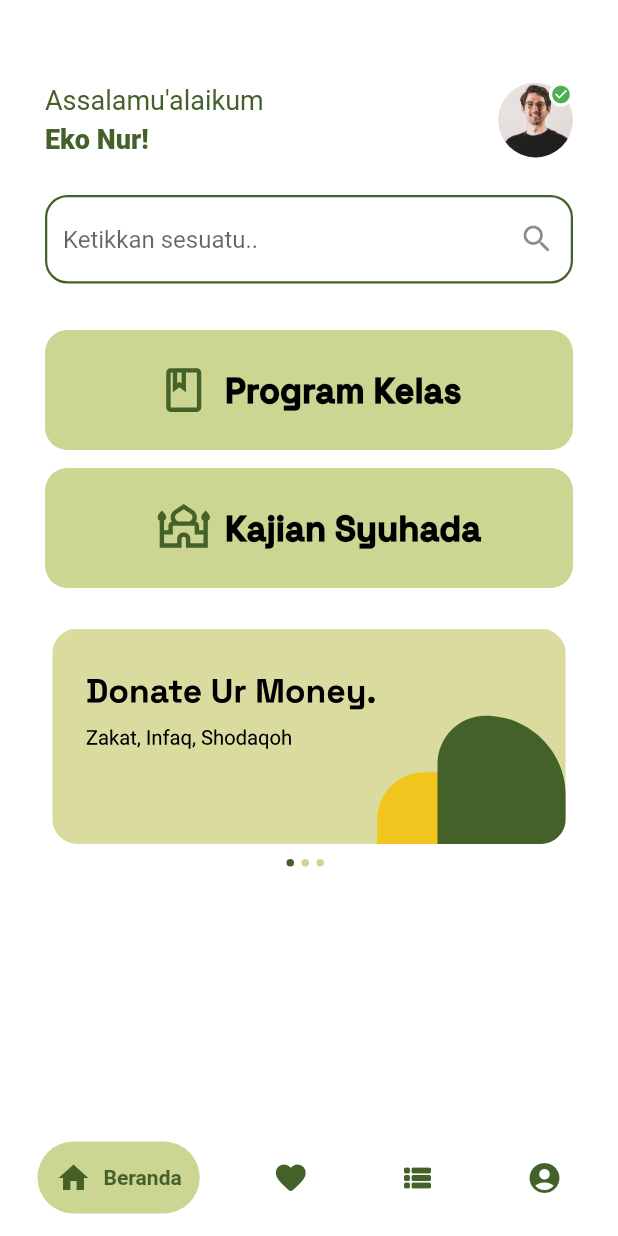
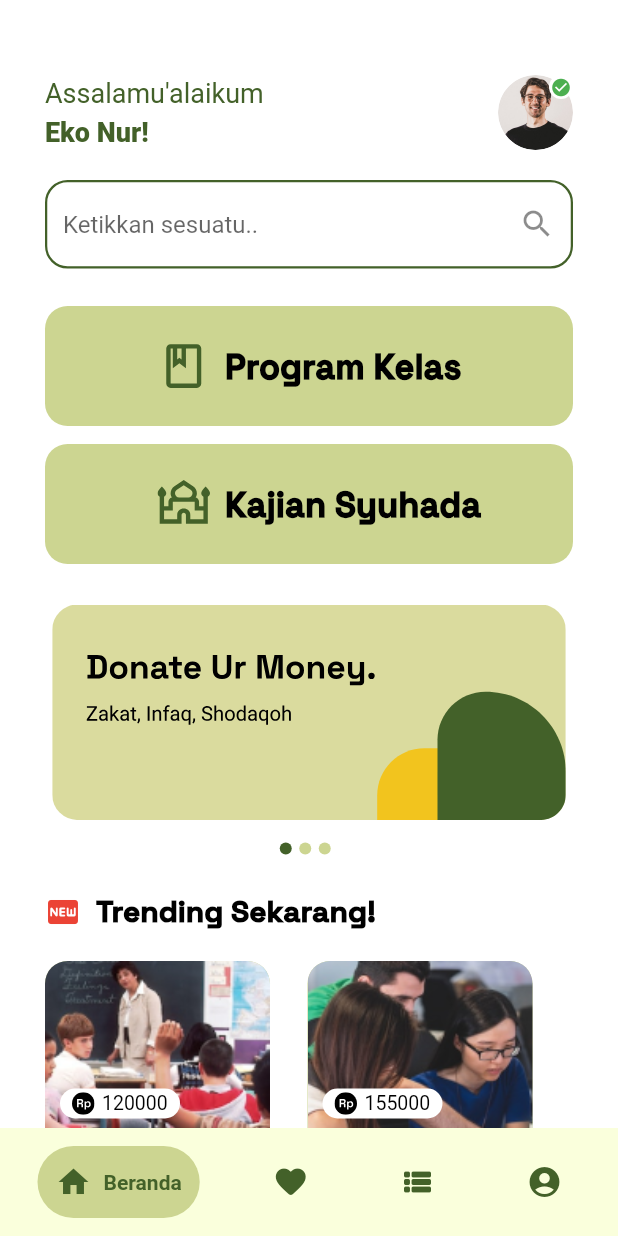
Before and after one commit to Syuhada-Apps/mobile-flutter, a Flutter app: the HomePage screen opened by its route, on a phone screen of 412 x 824 dp. Run offline on Flutter 3.47's test engine with Material 2 defaults, Android fonts, the phone set to English and light mode, and no system bars; drawn by our look-alikes of carousel_slider, google_nav_bar; our stand-ins replace flutter_otp_text_field, flutter_svg, google_fonts.

Commit message:
homepage completed

```diff
--- a/lib/ui/pages/home.dart
+++ b/lib/ui/pages/home.dart
@@ -4,6 +4,7 @@ import 'package:flutter_svg/flutter_svg.dart';
 import 'package:google_nav_bar/google_nav_bar.dart';
 import 'package:syuhada_apps/shared/theme.dart';
 import 'package:syuhada_apps/ui/widgets/home_services.dart';
+import 'package:syuhada_apps/ui/widgets/home_trending.dart';
 
 class HomePage extends StatefulWidget {
   const HomePage({super.key});
@@ -21,11 +22,11 @@ class _HomePageState extends State<HomePage> {
     return Scaffold(
       backgroundColor: whiteColor,
       bottomNavigationBar: Container(
-        color: whiteColor,
+        color: welcomeColor,
         child: Padding(
-          padding: const EdgeInsets.symmetric(horizontal: 25, vertical: 15),
+          padding: const EdgeInsets.symmetric(horizontal: 25, vertical: 12),
           child: GNav(
-            backgroundColor: whiteColor,
+            backgroundColor: welcomeColor,
             color: greenDarkColor,
             activeColor: greenDarkColor,
             tabBackgroundColor: greenLightColor,
@@ -62,6 +63,7 @@ class _HomePageState extends State<HomePage> {
           buildSearch(),
           buildServices(),
           buildAds(),
+          buildTrending()
         ],
       ),
     );
@@ -69,7 +71,7 @@ class _HomePageState extends State<HomePage> {
 
   Widget buildProfile() {
     return Container(
-      margin: const EdgeInsets.only(top: 55),
+      margin: const EdgeInsets.only(top: 50),
       child: Row(
         mainAxisAlignment: MainAxisAlignment.spaceBetween,
         children: [
@@ -123,11 +125,13 @@ class _HomePageState extends State<HomePage> {
 
   Widget buildSearch() {
     return Container(
-      margin: EdgeInsets.only(top: 25),
+      margin: EdgeInsets.only(top: 20),
       child: TextField(
         decoration: InputDecoration(
           suffixIcon: Icon(Icons.search),
           hintText: 'Ketikkan sesuatu..',
+          filled: true,
+          fillColor: whiteColor,
           focusedBorder: OutlineInputBorder(
             borderSide: BorderSide(width: 1.5, color: greenDarkColor),
             borderRadius: BorderRadius.circular(15),
@@ -142,7 +146,7 @@ class _HomePageState extends State<HomePage> {
 
   Widget buildServices() {
     return Container(
-      margin: EdgeInsets.only(top: 31),
+      margin: EdgeInsets.only(top: 25),
       child: Column(
         children: [
           HomeServicesItem(
@@ -178,7 +182,7 @@ class _HomePageState extends State<HomePage> {
                 ),
 
                 SvgPicture.asset(
-                  'assets/img_carousel1.svg',
+                  'assets/img_carousel2.svg',
                   //infinity agar responsive
                   height: double.infinity,
                   fit: BoxFit.contain,
@@ -186,7 +190,7 @@ class _HomePageState extends State<HomePage> {
                 ),
 
                 SvgPicture.asset(
-                  'assets/img_carousel1.svg',
+                  'assets/img_carousel3.svg',
                   //infinity agar responsive
                   height: double.infinity,
                   fit: BoxFit.contain,
@@ -212,14 +216,14 @@ class _HomePageState extends State<HomePage> {
               ),
             ),
             SizedBox(
-              height: 10,
+              height: 15,
             ),
             Row(
               mainAxisAlignment: MainAxisAlignment.center,
               children: [
                 Container(
-                  width: 5,
-                  height: 5,
+                  width: 8,
+                  height: 8,
                   margin: const EdgeInsets.only(right: 5),
                   decoration: BoxDecoration(
                     // circle slider
@@ -230,8 +234,8 @@ class _HomePageState extends State<HomePage> {
                   ),
                 ),
                 Container(
-                  width: 5,
-                  height: 5,
+                  width: 8,
+                  height: 8,
                   margin: const EdgeInsets.only(right: 5),
                   decoration: BoxDecoration(
                     shape: BoxShape.circle,
@@ -241,8 +245,8 @@ class _HomePageState extends State<HomePage> {
                   ),
                 ),
                 Container(
-                  width: 5,
-                  height: 5,
+                  width: 8,
+                  height: 8,
                   margin: const EdgeInsets.only(right: 5),
                   decoration: BoxDecoration(
                     shape: BoxShape.circle,
@@ -258,4 +262,87 @@ class _HomePageState extends State<HomePage> {
       ),
     );
   }
+
+  Widget buildTrending() {
+    return Container(
+      margin: EdgeInsets.only(top: 25, bottom: 30),
+      child: Column(
+        crossAxisAlignment: CrossAxisAlignment.start,
+        children: [
+          Row(
+            children: [
+              Icon(Icons.fiber_new_rounded, color: redColor),
+              SizedBox(
+                width: 10,
+              ),
+              Text(
+                'Trending Sekarang!',
+                style:
+                    blackHeaderStyle.copyWith(fontSize: 20, fontWeight: bold),
+              ),
+            ],
+          ),
+          SizedBox(
+            height: 20,
+          ),
+          Wrap(spacing: 25, runSpacing: 17, children: [
+            HomeTrendingItem(
+              imageUrl: 'assets/img_trending1.png',
+              title: 'TPA Syuhada 2023/2024',
+              price: '120000',
+              image: 'assets/img_profile.png',
+              lecturer: 'Ustadz Bayu',
+              types: 'Online',
+              onTap: () {},
+            ),
+            HomeTrendingItem(
+              imageUrl: 'assets/img_trending2.png',
+              title: 'TPA Alam Syuhada',
+              price: '155000',
+              image: 'assets/img_profile.png',
+              lecturer: 'Ustadz Eko',
+              types: 'Offline',
+              onTap: () {},
+            ),
+            HomeTrendingItem(
+              imageUrl: 'assets/img_trending3.png',
+              title: 'Coding For Kids',
+              price: '125000',
+              image: 'assets/img_profile.png',
+              lecturer: 'Ustadz Yusuf',
+              types: 'Online',
+              onTap: () {},
+            ),
+            HomeTrendingItem(
+              imageUrl: 'assets/img_trending4.png',
+              title: 'Kelas Bahasa Inggris',
+              price: '120000',
+              image: 'assets/img_profile.png',
+              lecturer: 'Ustadz Bayu',
+              types: 'Offline',
+              onTap: () {},
+            ),
+            HomeTrendingItem(
+              imageUrl: 'assets/img_trending2.png',
+              title: 'TPA Alam Syuhada',
+              price: '155000',
+              image: 'assets/img_profile.png',
+              lecturer: 'Ustadz Eko',
+              types: 'Offline',
+              onTap: () {},
+            ),
+            HomeTrendingItem(
+              imageUrl: 'assets/img_trending3.png',
+              title: 'Coding For Kids',
+              price: '125000',
+              image: 'assets/img_profile.png',
+              lecturer: 'Ustadz Yusuf',
+              types: 'Online',
+              onTap: () {},
+            ),
+          ])
+        ],
+      ),
+    );
+  }
 }
--- a/lib/ui/pages/sign_up_pages.dart
+++ b/lib/ui/pages/sign_up_pages.dart
@@ -2,8 +2,6 @@ import 'package:flutter_svg/flutter_svg.dart';
 import 'package:syuhada_apps/shared/theme.dart';
 import 'package:syuhada_apps/ui/widgets/buttons.dart';
 import 'package:flutter/material.dart';
-
-import '../../models/item_signup_api.dart';
 
 class SignUpPage extends StatefulWidget {
   const SignUpPage({super.key});
--- /dev/null
+++ b/lib/ui/widgets/home_trending.dart
@@ -0,0 +1,118 @@
+import 'package:flutter/material.dart';
+import 'package:flutter_svg/flutter_svg.dart';
+import 'package:syuhada_apps/shared/theme.dart';
+
+class HomeTrendingItem extends StatelessWidget {
+  final String imageUrl;
+  final String title;
+  final String price;
+  final String image;
+  final String lecturer;
+  final String types;
+  final VoidCallback? onTap;
+
+  const HomeTrendingItem(
+      {Key? key,
+      required this.imageUrl,
+      required this.title,
+      required this.price,
+      required this.image,
+      required this.lecturer,
+      required this.types,
+      this.onTap})
+      : super(key: key);
+
+  @override
+  Widget build(BuildContext context) {
+    return Container(
+      width: 150,
+      height: 190,
+      decoration: BoxDecoration(
+        borderRadius: BorderRadius.circular(15),
+        color: greenLightColor,
+      ),
+      child: Column(
+        crossAxisAlignment: CrossAxisAlignment.start,
+        children: [
+          Stack(children: [
+            ClipRRect(
+              borderRadius:
+                  const BorderRadius.vertical(top: Radius.circular(15)),
+              child: Image.asset(
+                imageUrl,
+                width: 155,
+                height: 120,
+                fit: BoxFit.cover,
+              ),
+            ),
+            Padding(
+              padding: const EdgeInsets.only(top: 85, left: 10),
+              child: Container(
+                width: 80,
+                height: 20,
+                margin: EdgeInsets.only(bottom: 12),
+                decoration: BoxDecoration(
+                    borderRadius: BorderRadius.circular(15), color: whiteColor),
+                child: Padding(
+                  padding: const EdgeInsets.symmetric(horizontal: 8),
+                  child: Row(
+                    children: [
+                      SvgPicture.asset(
+                        'assets/ic_price.svg',
+                        width: 15,
+                      ),
+                      SizedBox(
+                        width: 5,
+                      ),
+                      Text(
+                        price,
+                        style: blackBodyStyle.copyWith(fontSize: 13),
+                      ),
+                    ],
+                  ),
+                ),
+              ),
+            )
+          ]),
+          const SizedBox(
+            height: 10,
+          ),
+          Padding(
+            padding: const EdgeInsets.symmetric(horizontal: 10),
+            child: Text(
+              title,
+              style: blackHeaderStyle.copyWith(
+                  fontSize: 16,
+                  fontWeight: bold,
+                  overflow: TextOverflow.ellipsis),
+              maxLines: 1,
+            ),
+          ),
+          Padding(
+            padding: const EdgeInsets.symmetric(horizontal: 10, vertical: 10),
+            child: Row(
+              mainAxisAlignment: MainAxisAlignment.spaceBetween,
+              children: [
+                Container(
+                  width: 20,
+                  height: 20,
+                  decoration: BoxDecoration(
+                      shape: BoxShape.circle,
+                      image: DecorationImage(image: AssetImage(image))),
+                ),
+                Text(
+                  lecturer,
+                  style: blackBodyStyle.copyWith(fontSize: 14),
+                ),
+                Text(
+                  types,
+                  style: blackBodyStyle.copyWith(fontSize: 14),
+                )
+              ],
+            ),
+          ),
+        ],
+      ),
+    );
+  }
+}
```
Also changed, not shown: assets/ic_price.svg (added), assets/img_carousel2.svg (added), assets/img_carousel3.svg (added), assets/img_trending1.png (added), assets/img_trending2.png (added), assets/img_trending3.png (added), assets/img_trending4.png (added).
